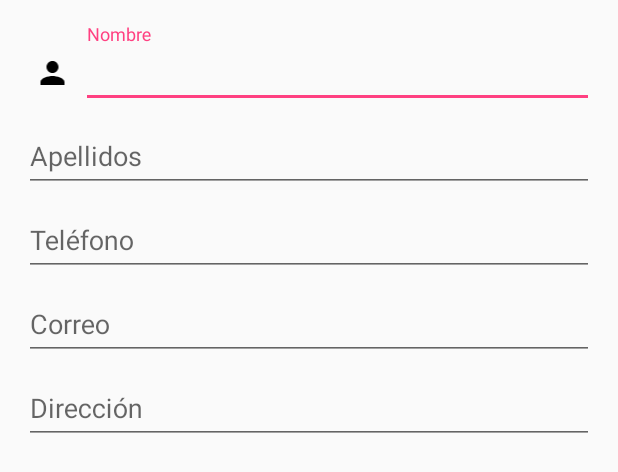
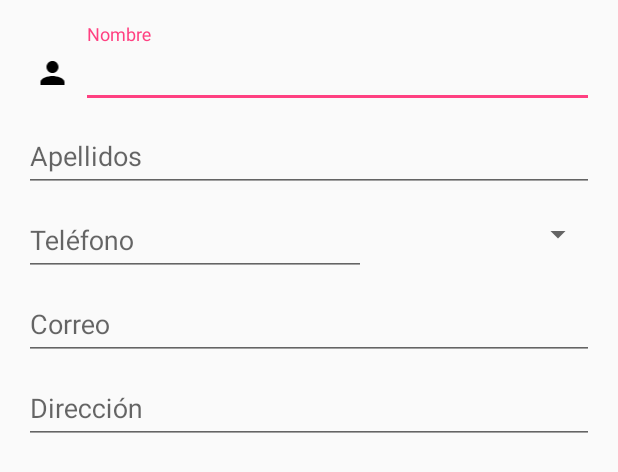
Before and after one commit to hect0r89/Agenda, an Android app: the layout activity_create.xml on its own in the app's theme, with its tools: preview values and no code run, on a phone screen of 412 x 824 dp. Shown: the top 472 px of the screen. Run offline under Robolectric (Android 15) with nearby library versions, the phone set to English and light mode, and no system bars.

Commit message:
Creando contacto

```diff
--- a/app/src/main/res/layout/activity_create.xml
+++ b/app/src/main/res/layout/activity_create.xml
@@ -21,15 +21,13 @@
             android:orientation="horizontal">
 
 
-
             <ImageView
                 android:layout_width="0dp"
                 android:layout_height="wrap_content"
-                    android:src="@drawable/ic_person_black_24dp"
                 android:layout_gravity="center_horizontal|center_vertical"
                 android:layout_weight="0.1"
                 android:paddingTop="10dp"
-                    />
+                android:src="@drawable/ic_person_black_24dp" />
 
 
             <android.support.design.widget.TextInputLayout
@@ -55,15 +53,34 @@
                 android:hint="Apellidos" />
         </android.support.design.widget.TextInputLayout>
 
+    <LinearLayout
+        android:layout_width="match_parent"
+        android:layout_height="wrap_content"
+        android:orientation="horizontal">
         <android.support.design.widget.TextInputLayout
-            android:layout_width="match_parent"
-            android:layout_height="wrap_content">
+            android:layout_width="0dp"
+            android:layout_height="wrap_content"
+            android:layout_weight="0.6">
 
             <EditText
                 android:layout_width="match_parent"
                 android:layout_height="wrap_content"
                 android:hint="Teléfono" />
         </android.support.design.widget.TextInputLayout>
+
+        <Spinner
+            android:layout_width="0dp"
+            android:layout_height="match_parent"
+            android:layout_weight="0.4"
+            android:id="@+id/spinnerTipo"></Spinner>
+
+        </LinearLayout>
+
+
+        <LinearLayout
+            android:layout_width="match_parent"
+            android:layout_height="wrap_content"
+            android:orientation="horizontal">
 
             <android.support.design.widget.TextInputLayout
                 android:layout_width="match_parent"
@@ -74,6 +91,8 @@
                     android:layout_height="wrap_content"
                     android:hint="Correo" />
             </android.support.design.widget.TextInputLayout>
+
+        </LinearLayout>
 
         <android.support.design.widget.TextInputLayout
             android:layout_width="match_parent"
```
Also changed, not shown: app/src/main/java/master/android/agenda/CreateActivity.java (+34 -0 lines), app/src/main/res/drawable/ic_check_black_24dp.xml (added, +9 -0 lines), app/src/main/res/menu/menu_create.xml (added, +12 -0 lines). Lines whose indentation alone changed are shown as unchanged.
